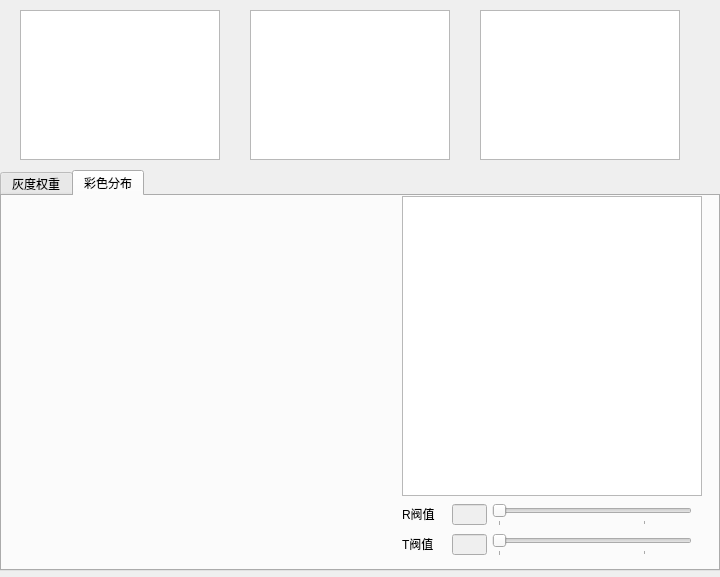
Qt form VisionDetect/QColorWeight.ui (chuandongxu/AOI) before a commit.
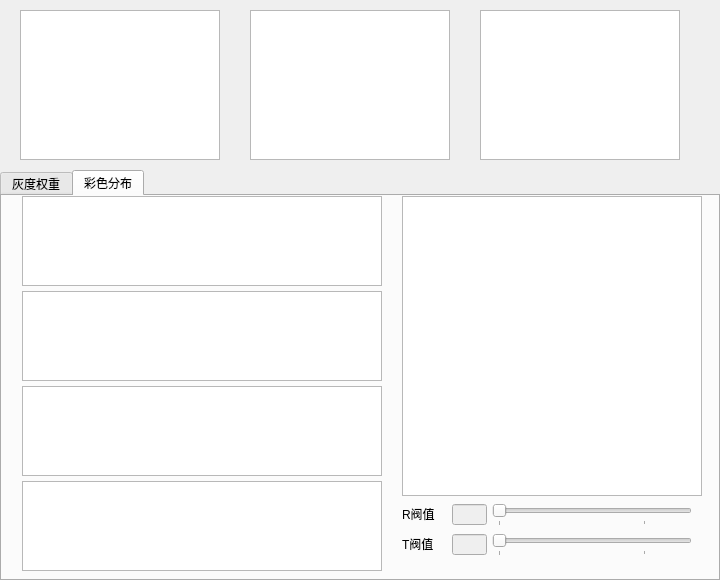
The same form after that commit. The open tabs and pages were chosen to show the change.

Commit message:
Color Weight Widget Optimized
1. Optimized the QCustomPlot Widget display method, replace delete and new method using grab way.

The edit to the form file:
```diff
--- a/VisionDetect/QColorWeight.ui
+++ b/VisionDetect/QColorWeight.ui
@@ -7,7 +7,7 @@
     <x>0</x>
     <y>0</y>
     <width>720</width>
-    <height>577</height>
+    <height>580</height>
    </rect>
   </property>
   <property name="windowTitle">
@@ -19,7 +19,7 @@
      <x>0</x>
      <y>170</y>
      <width>720</width>
-     <height>401</height>
+     <height>411</height>
     </rect>
    </property>
    <property name="currentIndex">
@@ -422,50 +422,6 @@
       </rect>
      </property>
     </widget>
-    <widget class="QWidget" name="verticalLayoutWidget_5">
-     <property name="geometry">
-      <rect>
-       <x>20</x>
-       <y>0</y>
-       <width>361</width>
-       <height>91</height>
-      </rect>
-     </property>
-     <layout class="QVBoxLayout" name="verticalLayout_R"/>
-    </widget>
-    <widget class="QWidget" name="verticalLayoutWidget_6">
-     <property name="geometry">
-      <rect>
-       <x>20</x>
-       <y>90</y>
-       <width>361</width>
-       <height>91</height>
-      </rect>
-     </property>
-     <layout class="QVBoxLayout" name="verticalLayout_G"/>
-    </widget>
-    <widget class="QWidget" name="verticalLayoutWidget_7">
-     <property name="geometry">
-      <rect>
-       <x>20</x>
-       <y>180</y>
-       <width>361</width>
-       <height>91</height>
-      </rect>
-     </property>
-     <layout class="QVBoxLayout" name="verticalLayout_B"/>
-    </widget>
-    <widget class="QWidget" name="verticalLayoutWidget_8">
-     <property name="geometry">
-      <rect>
-       <x>20</x>
-       <y>270</y>
-       <width>361</width>
-       <height>91</height>
-      </rect>
-     </property>
-     <layout class="QVBoxLayout" name="verticalLayout_Gray"/>
-    </widget>
     <widget class="QLabel" name="label_8">
      <property name="geometry">
       <rect>
@@ -562,6 +518,46 @@
       </rect>
      </property>
     </widget>
+    <widget class="QGraphicsView" name="graphicsView_R">
+     <property name="geometry">
+      <rect>
+       <x>20</x>
+       <y>0</y>
+       <width>360</width>
+       <height>90</height>
+      </rect>
+     </property>
+    </widget>
+    <widget class="QGraphicsView" name="graphicsView_G">
+     <property name="geometry">
+      <rect>
+       <x>20</x>
+       <y>95</y>
+       <width>360</width>
+       <height>90</height>
+      </rect>
+     </property>
+    </widget>
+    <widget class="QGraphicsView" name="graphicsView_B">
+     <property name="geometry">
+      <rect>
+       <x>20</x>
+       <y>190</y>
+       <width>360</width>
+       <height>90</height>
+      </rect>
+     </property>
+    </widget>
+    <widget class="QGraphicsView" name="graphicsView_Gray">
+     <property name="geometry">
+      <rect>
+       <x>20</x>
+       <y>285</y>
+       <width>360</width>
+       <height>90</height>
+      </rect>
+     </property>
+    </widget>
    </widget>
   </widget>
   <widget class="QGraphicsView" name="graphicsView_grayImg">
```
Left out of the diff: 30 changed lines with no effect on the pictures. The commit also changes 2 other files.
